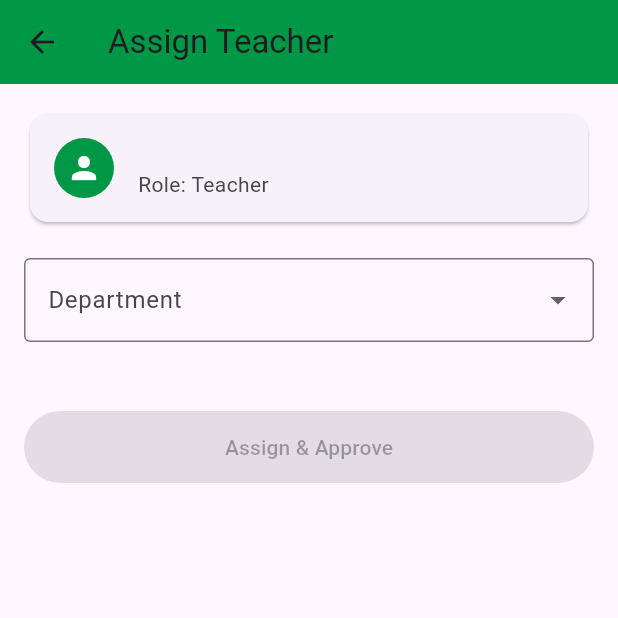
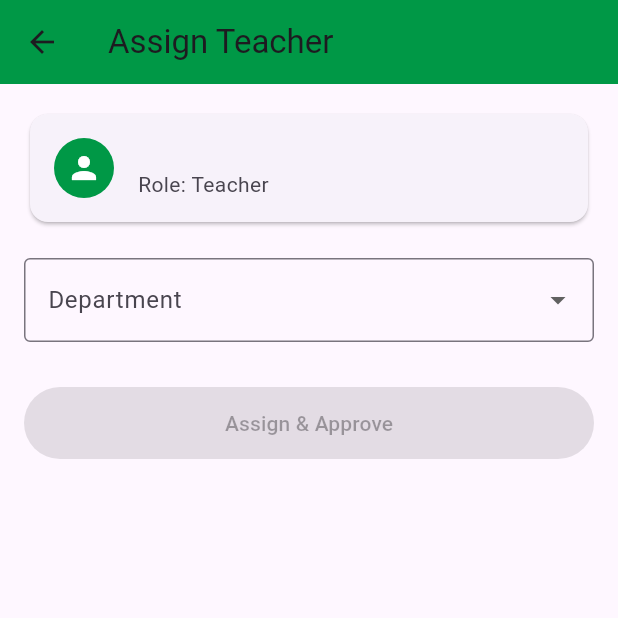
Before and after one commit to shraddhashelar18/vsmart_project, a Flutter app: the AssignTeacherScreen screen opened directly with empty values, on a phone screen of 412 x 824 dp, the top half of it. Run offline on Flutter 3.47's test engine with Material 3 defaults, Android fonts, the phone set to English and light mode, and no system bars; our stand-ins replace file_picker, fl_chart, open_filex, percent_indicator; missing offline and left inert: excel, media_store_plus; accounts and stored records are empty; network calls fail.

Commit message:
116th commit

```diff
--- a/lib/core/api_config.dart
+++ b/lib/core/api_config.dart
@@ -1,3 +1,3 @@
 class ApiConfig {
-  static const String baseUrl = "http://192.168.0.102:8080/vsmart_backend/api";
+  static const String baseUrl = "http://192.168.0.101:8080/vsmart_backend/api";
 }
--- a/lib/screens/admin/add_student.dart
+++ b/lib/screens/admin/add_student.dart
@@ -28,8 +28,7 @@ class _AddStudentState extends State<AddStudent> {
   final _rollCtrl = TextEditingController();
   final _enrollCtrl = TextEditingController();
 
-  bool get isEdit => widget.enrollment != null;
-
+bool get isEdit => widget.userId != null;
   @override
   void initState() {
     super.initState();
@@ -113,7 +112,7 @@ class _AddStudentState extends State<AddStudent> {
     if (isEdit) {
       await _studentService.updateStudent(
         enrollment: enrollment,
-          userId: widget.userId!,
+        userId: widget.userId!,
         name: _nameCtrl.text,
         phone: _phoneCtrl.text,
         parentPhone: _parentPhoneCtrl.text,
--- a/lib/screens/admin/assign_teacher_screen.dart
+++ b/lib/screens/admin/assign_teacher_screen.dart
@@ -4,18 +4,20 @@ import '../../services/app_settings_service.dart';
 import '../../services/user_service.dart';
 import '../../models/registration_request_model.dart';
 import '../../services/teacher_assignment_service.dart';
-
 class AssignTeacherScreen extends StatefulWidget {
   final RegistrationRequest request;
+  final String department;
 
   const AssignTeacherScreen({
     Key? key,
     required this.request,
+    required this.department,
   }) : super(key: key);
 
   @override
   State<AssignTeacherScreen> createState() => _AssignTeacherScreenState();
 }
+
 
 class _AssignTeacherScreenState extends State<AssignTeacherScreen> {
   String? selectedDept;
@@ -70,7 +72,6 @@ final TeacherAssignmentService _service = TeacherAssignmentService();
     super.initState();
     loadSemester();
   }
-
   Future<void> loadSemester() async {
     final sem = await _settingsService.getActiveSemester();
 
@@ -112,14 +113,16 @@ final TeacherAssignmentService _service = TeacherAssignmentService();
                 border: OutlineInputBorder(),
               ),
               items: departments
-                  .map((dept) => DropdownMenuItem(
-                        value: dept,
-                        child: Text(dept),
+                  .map((d) => DropdownMenuItem(
+                        value: d,
+                        child: Text(d),
                       ))
                   .toList(),
               onChanged: (value) async {
                 setState(() {
                   selectedDept = value;
+                  selectedClass = null;
+                  subjects.clear();
                 });
 
                 if (value != null) {
@@ -127,11 +130,7 @@ final TeacherAssignmentService _service = TeacherAssignmentService();
                 }
               },
             ),
-
-            const SizedBox(height: 16),
-
-            // 🔹 Class Dropdown (only after dept selected)
-            // 🔹 Class Dropdown (only after dept selected)
+            const SizedBox(height: 20),
 if (selectedDept != null)
               DropdownButtonFormField<String>(
                 value: selectedClass,
@@ -140,9 +139,9 @@ final TeacherAssignmentService _service = TeacherAssignmentService();
                   border: OutlineInputBorder(),
                 ),
                 items: classes
-                    .map((cls) => DropdownMenuItem<String>(
-                          value: cls,
-                          child: Text(cls),
+                    .map((c) => DropdownMenuItem(
+                          value: c,
+                          child: Text(c),
                         ))
                     .toList(),
                 onChanged: (value) async {
@@ -155,13 +154,10 @@ final TeacherAssignmentService _service = TeacherAssignmentService();
                   }
                 },
               ),
-            const SizedBox(height: 20),
-
             // 🔹 Subjects (only after class selected)
           if (selectedClass != null)
-              ListView(
-                shrinkWrap: true,
-                physics: const NeverScrollableScrollPhysics(),
+              Expanded(
+                child: ListView(
                   children: subjects.map((subject) {
                     bool isAllocated = allocatedSubjects.contains(subject);
 
@@ -184,7 +180,7 @@ final TeacherAssignmentService _service = TeacherAssignmentService();
                     );
                   }).toList(),
                 ),
-
+              ),
             const SizedBox(height: 10),
 
             // 🔹 Assign Button
--- a/lib/screens/admin/verify_user_screen.dart
+++ b/lib/screens/admin/verify_user_screen.dart
@@ -145,8 +145,10 @@ class _VerifyUserScreenState extends State<VerifyUserScreen> {
                         Navigator.push(
                           context,
                           MaterialPageRoute(
-                            builder: (_) =>
-                                AssignTeacherScreen(request: request),
+                            builder: (_) => AssignTeacherScreen(
+                              request: request,
+                              department: details["department"] ?? "",
+                            ),
                           ),
                         );
                       } else {
--- a/lib/services/teacher_new_service.dart
+++ b/lib/services/teacher_new_service.dart
@@ -79,7 +79,7 @@ Future<Map<String, dynamic>?> getTeacherDetail(int id) async {
     final data = jsonDecode(response.body);
 
     if (data["status"] == true) {
-      return List<String>.from(data["classes"]);
+      return List<String>.from(data["classes"].map((c) => c["class_name"]));
     }
 
     return [];
```
Lines whose indentation alone changed are shown as unchanged.
